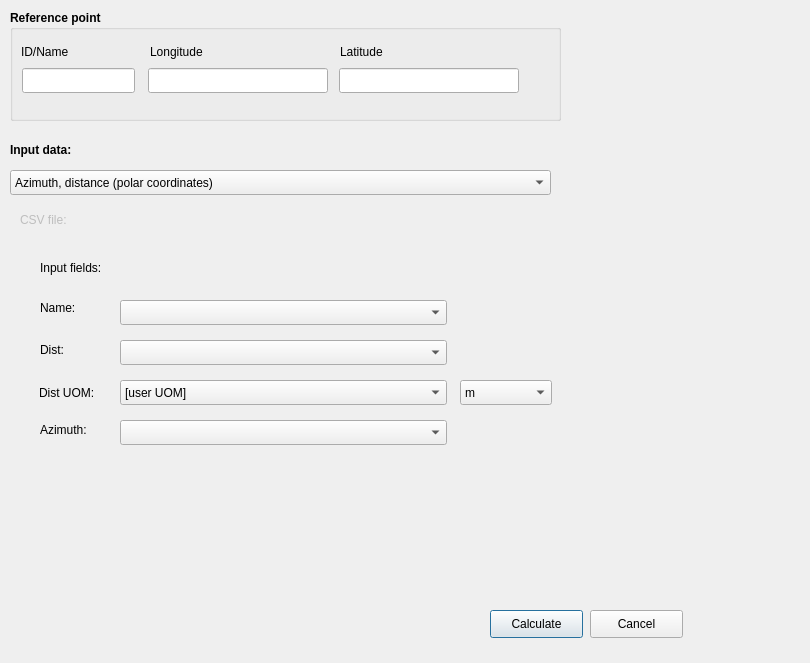
Old version of the form aviation_lon_lat_calculator/aviation_lon_lat_calculator_dialog_base.ui in the repository strpaw/qgis3-aviation-lonlat-calculator.
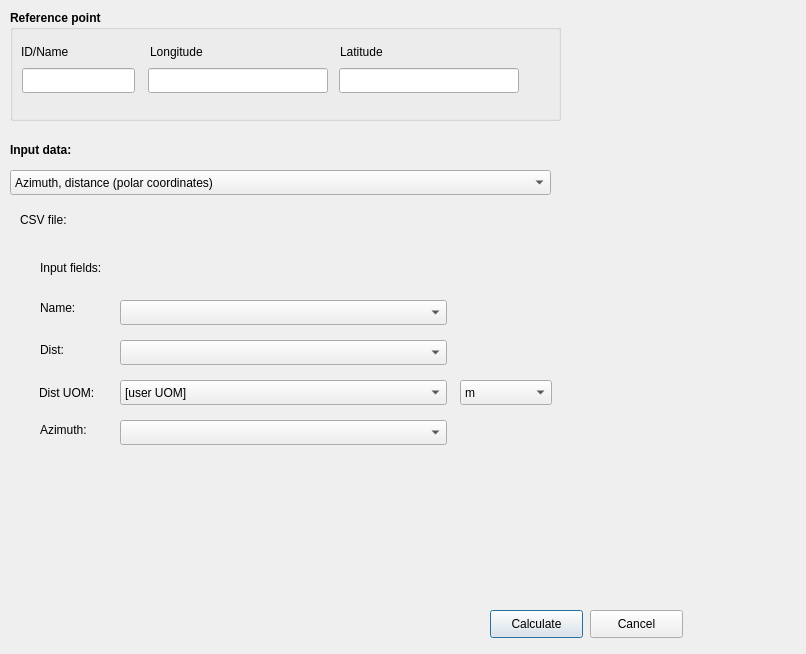
New version of the form. Custom widgets are drawn as their Qt base class.

Commit message: feature: CSV input visible only for CSV data calculations

Patch:
```diff
--- a/aviation_lon_lat_calculator/aviation_lon_lat_calculator_dialog_base.ui
+++ b/aviation_lon_lat_calculator/aviation_lon_lat_calculator_dialog_base.ui
@@ -6,8 +6,8 @@
    <rect>
     <x>0</x>
     <y>0</y>
-    <width>810</width>
-    <height>663</height>
+    <width>806</width>
+    <height>654</height>
    </rect>
   </property>
   <property name="windowTitle">
@@ -1392,7 +1392,7 @@
   </widget>
   <widget class="QLabel" name="labelInputCSV">
    <property name="enabled">
-    <bool>false</bool>
+    <bool>true</bool>
    </property>
    <property name="geometry">
     <rect>
```
Left out of the diff: 2 changed lines with no effect on the pictures. The commit also changes 1 other file.
